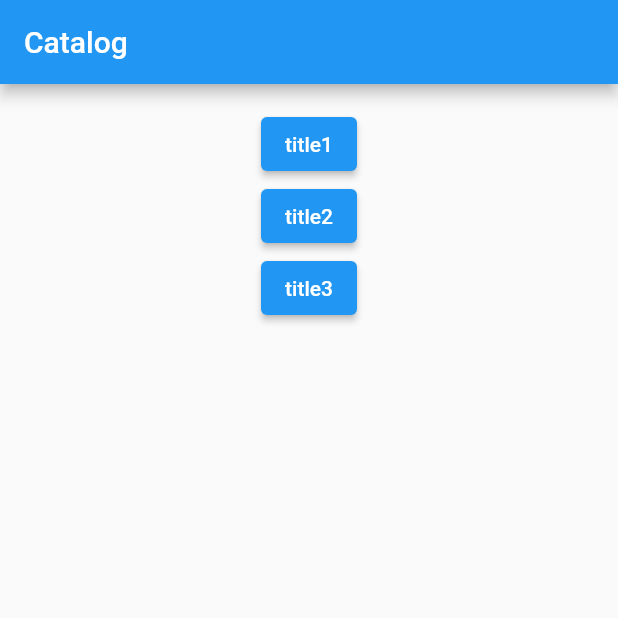
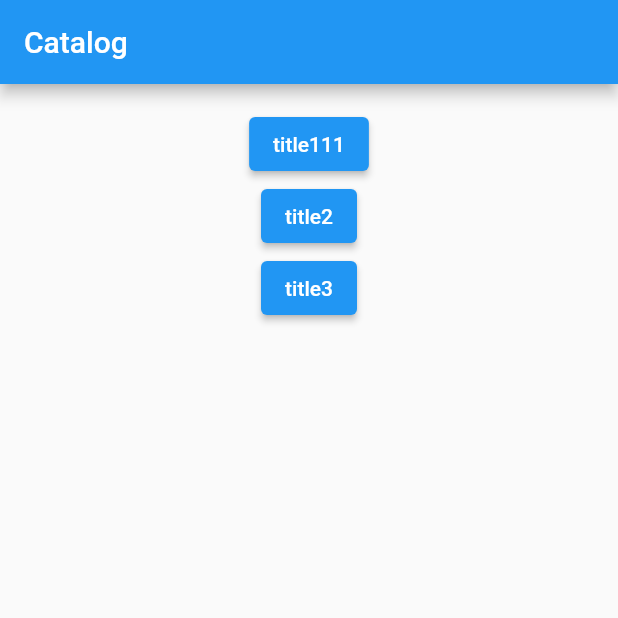
Before and after one commit to briancherin/librivox_audiobook_player, a Flutter app: the screen it shows after launch, on a phone screen of 412 x 824 dp, the top half of it. Run offline on Flutter 3.47's test engine with Material 2 defaults, Android fonts, the phone set to English and light mode, and no system bars; our stand-ins replace bloc, equatable, flutter_bloc; accounts and stored records are empty.

Commit message:
Add repository and provider for audiobooks

```diff
--- a/lib/main.dart
+++ b/lib/main.dart
@@ -1,5 +1,6 @@
 import 'package:flutter/material.dart';
 import 'package:flutter_bloc/flutter_bloc.dart';
+import 'package:librivox_audiobook_player/resources/audiobook_repository.dart';
 import 'package:librivox_audiobook_player/screens/catalog/blocs/catalog_bloc.dart';
 import 'package:librivox_audiobook_player/screens/catalog/catalog.dart';
 import 'package:librivox_audiobook_player/screens/login/login.dart';
@@ -39,7 +40,8 @@ class MyApp extends StatelessWidget {
           if(state is AuthenticationAuthenticated) {
             return BlocProvider<CatalogBloc>(
               create: (context) {
-                return CatalogBloc()..add(CatalogOpened());
+                final AudiobookRepository audiobookRepository = AudiobookRepository();
+                return CatalogBloc(audiobookRepository)..add(CatalogOpened());
               },
               child: CatalogScreen()
             );
--- /dev/null
+++ b/lib/resources/audiobook_repository.dart
@@ -0,0 +1,29 @@
+
+import 'package:librivox_audiobook_player/resources/librivox_audiobook_provider.dart';
+import 'package:librivox_audiobook_player/resources/models/audiobook.dart';
+
+/**
+ * The repository collects different sources of information. So if we want to have
+ * multiple different audiobook providers, we aggregate them here and return them
+ * in one call.
+ */
+
+
+class AudiobookRepository {
+  final List<AudiobookProvider> _audiobookProviders = [
+    LibrivoxAudiobookProvider()
+  ];
+
+  Future<List<Audiobook>> fetchAudiobooks() async {
+    List<Audiobook> list = [];
+    for (var provider in _audiobookProviders) {
+      list.addAll(await provider.fetchAudiobooks());
+    }
+    return list;
+  }
+
+}
+
+abstract class AudiobookProvider {
+  Future<List<Audiobook>> fetchAudiobooks();
+}
--- /dev/null
+++ b/lib/resources/librivox_audiobook_provider.dart
@@ -0,0 +1,19 @@
+
+import 'package:librivox_audiobook_player/resources/models/audiobook.dart';
+import 'package:librivox_audiobook_player/resources/audiobook_repository.dart';
+
+class LibrivoxAudiobookProvider extends AudiobookProvider {
+
+  @override
+  Future<List<Audiobook>> fetchAudiobooks() {
+    //TODO: Get actual data
+    List<Audiobook> audiobooks = [
+      Audiobook(title: "title111"),
+      Audiobook(title: "title2"),
+      Audiobook(title: "title3")
+    ];
+
+    return Future.value(audiobooks);
+  }
+
+}
--- a/lib/screens/catalog/blocs/catalog_bloc.dart
+++ b/lib/screens/catalog/blocs/catalog_bloc.dart
@@ -1,12 +1,17 @@
 
 import 'package:bloc/bloc.dart';
+import 'package:librivox_audiobook_player/resources/audiobook_repository.dart';
 import 'package:librivox_audiobook_player/resources/models/audiobook.dart';
 import 'package:librivox_audiobook_player/screens/catalog/blocs/catalog_event.dart';
 import 'package:librivox_audiobook_player/screens/catalog/blocs/catalog_state.dart';
 
 class CatalogBloc extends Bloc<CatalogEvent, CatalogState> {
+  final AudiobookRepository _audiobookRepository;
 
-  CatalogBloc() : super(CatalogInitial());
+  CatalogBloc(AudiobookRepository audiobookRepository) :
+      assert(audiobookRepository != null),
+      _audiobookRepository = audiobookRepository,
+      super(CatalogInitial());
 
   @override
   Stream<CatalogState> mapEventToState(CatalogEvent event) async* {
@@ -24,11 +29,8 @@ class CatalogBloc extends Bloc<CatalogEvent, CatalogState> {
     yield CatalogLoading();
     // Fetch audiobooks
     //TODO: Get actual data
-    List<Audiobook> audiobooks = [
-      Audiobook(title: "title1"),
-      Audiobook(title: "title2"),
-      Audiobook(title: "title3")
-    ];
+    List<Audiobook> audiobooks = await _audiobookRepository.fetchAudiobooks();
+
     yield CatalogLoaded(audiobooks: audiobooks);
   }
 /*
```
